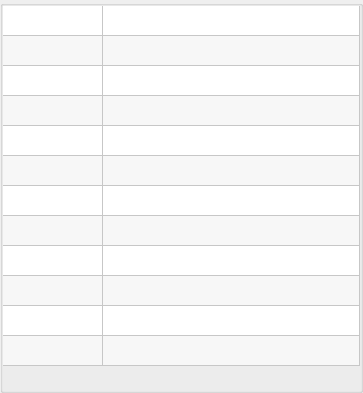
First picture: the form in source/wnd/ui/mrqinfo.ui, repository ww4u/megarobostudio, before the edit.
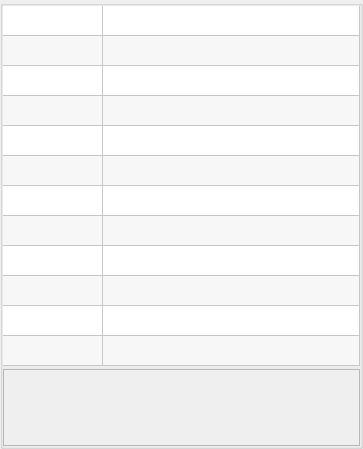
Second picture: the form after the edit.

```diff
--- a/source/wnd/ui/mrqinfo.ui
+++ b/source/wnd/ui/mrqinfo.ui
@@ -7,7 +7,7 @@
     <x>0</x>
     <y>0</y>
     <width>363</width>
-    <height>393</height>
+    <height>449</height>
    </rect>
   </property>
   <property name="windowTitle">
@@ -36,7 +36,7 @@
      </property>
      <layout class="QVBoxLayout" name="verticalLayout_3">
       <property name="spacing">
-       <number>0</number>
+       <number>3</number>
       </property>
       <property name="leftMargin">
        <number>0</number>
@@ -111,25 +111,61 @@
        </widget>
       </item>
       <item>
-       <widget class="QLabel" name="labImg">
-        <property name="text">
-         <string/>
+       <widget class="QScrollArea" name="scrollArea">
+        <property name="frameShadow">
+         <enum>QFrame::Raised</enum>
         </property>
+        <property name="lineWidth">
+         <number>0</number>
+        </property>
+        <property name="widgetResizable">
+         <bool>true</bool>
+        </property>
+        <widget class="QWidget" name="scrollAreaWidgetContents">
+         <property name="geometry">
+          <rect>
+           <x>0</x>
+           <y>0</y>
+           <width>359</width>
+           <height>82</height>
+          </rect>
+         </property>
+         <layout class="QVBoxLayout" name="verticalLayout_2">
+          <property name="spacing">
+           <number>0</number>
+          </property>
+          <property name="leftMargin">
+           <number>0</number>
+          </property>
+          <property name="topMargin">
+           <number>0</number>
+          </property>
+          <property name="rightMargin">
+           <number>0</number>
+          </property>
+          <property name="bottomMargin">
+           <number>0</number>
+          </property>
+          <item>
+           <widget class="QLabel" name="labImg">
+            <property name="maximumSize">
+             <size>
+              <width>16777215</width>
+              <height>16777215</height>
+             </size>
+            </property>
+            <property name="text">
+             <string/>
+            </property>
+            <property name="scaledContents">
+             <bool>true</bool>
+            </property>
+           </widget>
+          </item>
+         </layout>
+        </widget>
        </widget>
       </item>
-      <item>
-       <spacer name="verticalSpacer">
-        <property name="orientation">
-         <enum>Qt::Vertical</enum>
-        </property>
-        <property name="sizeHint" stdset="0">
-         <size>
-          <width>20</width>
-          <height>40</height>
-         </size>
-        </property>
-       </spacer>
-      </item>
      </layout>
     </widget>
    </item>
```
